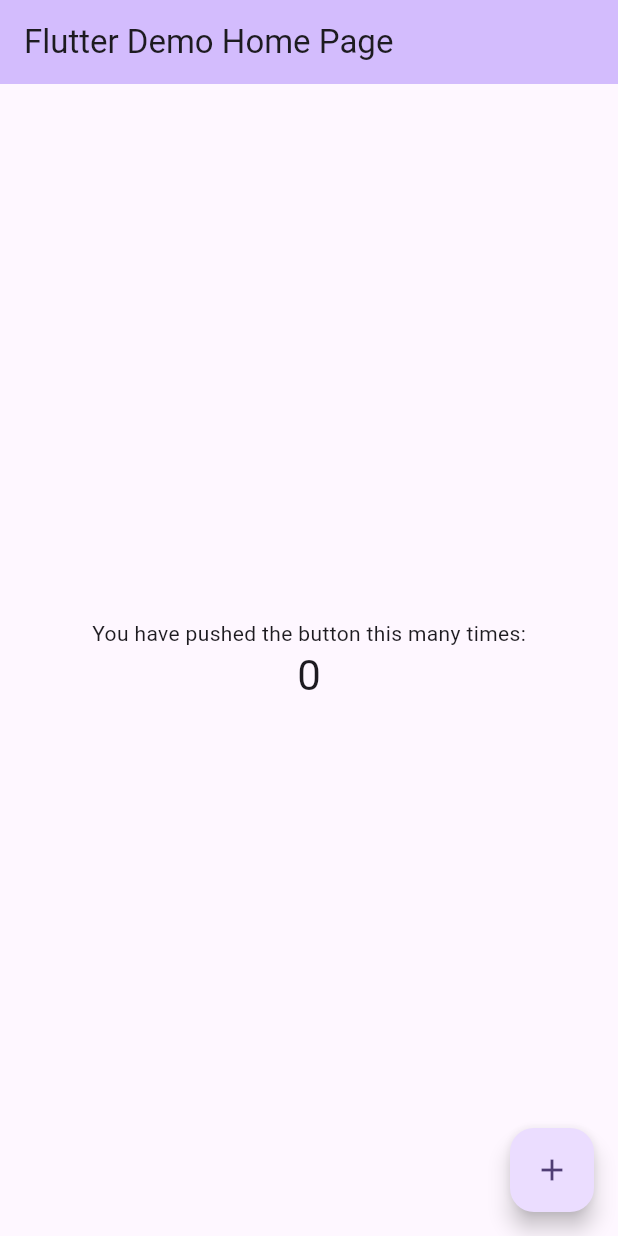
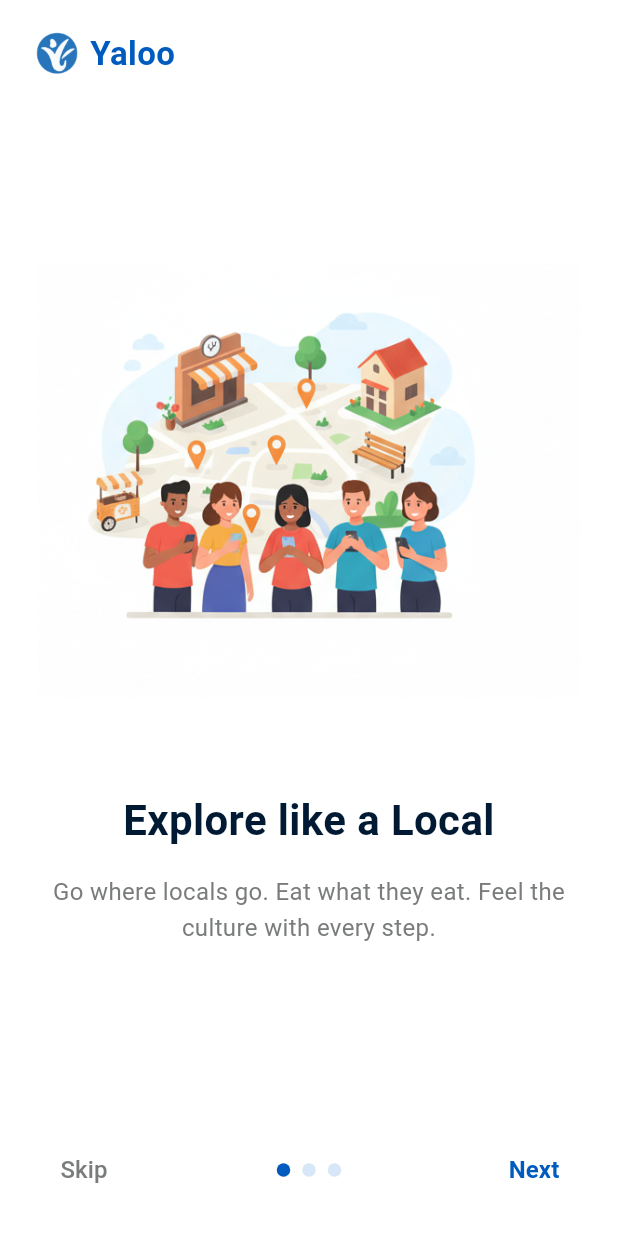
Before and after one commit to yaloolk/yaloo, a Flutter app: the screen it shows after launch, on a phone screen of 412 x 824 dp. Run offline on Flutter 3.47's test engine with Material 3 defaults, Android fonts, the phone set to English and light mode, and no system bars; Roboto replaces fonts that are missing (Poppins).

Commit message:
Onboadring 1 Developed

```diff
--- /dev/null
+++ b/lib/core/constants/colors.dart
@@ -0,0 +1,14 @@
+import 'package:flutter/material.dart';
+
+class AppColors {
+  static const Color primaryBlue = Color(0xFF005BBF);
+  static const Color secondaryBlue = Color(0xFF1A73E8);
+  static const Color thirdBlue = Color(0xFFD7E7F8);
+  static const Color primaryGray = Color(0xFF797C7B);
+  static const Color secondaryGray = Color(0xFFE5E9EC);
+  static const Color eggplant = Color(0xFFA0006D);
+  static const Color primaryRed = Color(0xFFFF0000);
+  static const Color primaryGreen = Color(0xFF035820);
+  static const Color secondaryGreen = Color(0xFFDCFCE7);
+
+}
--- /dev/null
+++ b/lib/features/onboarding/screens/onboarding1.dart
@@ -0,0 +1,197 @@
+import 'package:flutter/material.dart';
+import '../../../../core/constants/colors.dart';
+
+class Onboarding1Screen extends StatelessWidget {
+  const Onboarding1Screen({Key? key}) : super(key: key);
+
+  @override
+  Widget build(BuildContext context) {
+    return Scaffold(
+      backgroundColor: Colors.white,
+      body: SafeArea(
+        // Use padding for overall screen margins
+        child: Padding(
+          padding: const EdgeInsets.symmetric(horizontal: 24.0)
+              .copyWith(top: 20, bottom: 20),
+          child: Column(
+            children: [
+              // 1. Header: "Yaloo" Logo and Title
+              _buildHeader(),
+
+              const Spacer(flex: 2), // Flexible space
+
+              // 2. Illustration
+              _buildIllustration(context),
+
+              const Spacer(flex: 1), // Flexible space
+
+              // 3. Text Content: Headline and Sub-text
+              _buildTextContent(),
+
+              const Spacer(flex: 2), // Flexible space
+
+              // 4. Bottom Navigation: Skip, Dots, Next
+              _buildBottomNavigation(context),
+            ],
+          ),
+        ),
+      ),
+    );
+  }
+
+  // Helper widget for the top "Yaloo" header
+  Widget _buildHeader() {
+    return Row(
+      mainAxisAlignment: MainAxisAlignment.start,
+      children: [
+
+        Image.asset(
+          'assets/icons/Yaloo_logo.png', // <-- Yaloo logo
+          width: 28,
+          height: 28,
+          // color: AppColors.primaryBlue,
+          errorBuilder: (context, error, stackTrace) {
+            // This fallback icon will show if the logo isn't found
+            return Icon(
+              Icons.public_rounded,
+              color: AppColors.primaryBlue,
+              size: 28,
+            );
+          },
+        ),
+
+        SizedBox(width: 8),
+        Text(
+          'Yaloo',
+          style: TextStyle(
+            fontSize: 22,
+            fontWeight: FontWeight.bold,
+            color: AppColors.primaryBlue, // Using primary blue for the text
+          ),
+        ),
+      ],
+    );
+  }
+
+  // Helper widget for the main illustration
+  Widget _buildIllustration(BuildContext context) {
+    return SizedBox(
+      // Set height relative to screen size
+      height: MediaQuery.of(context).size.height * 0.35,
+      child: Image.asset(
+        // IMPORTANT: Add your image to this path in pubspec.yaml
+        'assets/illustrations/onboarding1_illustration.png',
+        fit: BoxFit.contain,
+
+        // This provides a helpful fallback if the image is missing
+        errorBuilder: (context, error, stackTrace) {
+          return Center(
+            child: Container(
+              padding: const EdgeInsets.all(16.0),
+              decoration: BoxDecoration(
+                color: AppColors.secondaryGray,
+                borderRadius: BorderRadius.circular(12),
+              ),
+              child: Center(
+                child: Text(
+                  'Image not found.\nMake sure to add:\nassets/illustrations/onboarding1_illustration.png',
+                  textAlign: TextAlign.center,
+                  style: TextStyle(color: AppColors.primaryGray),
+                ),
+              ),
+            ),
+          );
+        },
+      ),
+    );
+  }
+
+  // Helper widget for the text content
+  Widget _buildTextContent() {
+    return Column(
+      children: [
+        Text(
+          'Explore like a Local',
+          textAlign: TextAlign.center,
+          style: TextStyle(
+            fontSize: 28,
+            fontWeight: FontWeight.bold,
+            // Using a very dark blue for high contrast, as in the image
+            color: Color(0xFF001A33),
+          ),
+        ),
+        SizedBox(height: 16),
+        Text(
+          'Go where locals go. Eat what they eat. Feel the culture with every step.',
+          textAlign: TextAlign.center,
+          style: TextStyle(
+            fontSize: 16,
+            color: AppColors.primaryGray,
+            height: 1.5, // Improves readability of multi-line text
+          ),
+        ),
+      ],
+    );
+  }
+
+  // Helper widget for the bottom navigation bar
+  Widget _buildBottomNavigation(BuildContext context) {
+    return Row(
+      mainAxisAlignment: MainAxisAlignment.spaceBetween,
+      children: [
+        // "Skip" Button
+        TextButton(
+          onPressed: () {
+            // TODO: Implement skip logic (e.g., navigate to home or login)
+          },
+          child: Text(
+            'Skip',
+            style: TextStyle(
+              color: AppColors.primaryGray,
+              fontSize: 16,
+              fontWeight: FontWeight.w500,
+            ),
+          ),
+        ),
+
+        // Page Indicators
+        Row(
+          children: [
+            _buildDot(isActive: true),
+            SizedBox(width: 8),
+            _buildDot(isActive: false),
+            SizedBox(width: 8),
+            _buildDot(isActive: false),
+          ],
+        ),
+
+        // "Next" Button
+        TextButton(
+          onPressed: () {
+            // TODO: Implement next logic (e.g., navigate to onboarding2.dart)
+          },
+          child: Text(
+            'Next',
+            style: TextStyle(
+              color: AppColors.primaryBlue,
+              fontSize: 16,
+              fontWeight: FontWeight.bold,
+            ),
+          ),
+        ),
+      ],
+    );
+  }
+
+  // Helper widget to build a single dot
+  Widget _buildDot({required bool isActive}) {
+    return Container(
+      height: 9,
+      width: 9,
+      decoration: BoxDecoration(
+        color: isActive ? AppColors.primaryBlue : AppColors.thirdBlue,
+        borderRadius: BorderRadius.circular(5),
+      ),
+    );
+  }
+}
--- a/lib/main.dart
+++ b/lib/main.dart
@@ -1,122 +1,34 @@
 import 'package:flutter/material.dart';
+import 'core/constants/colors.dart';
+import 'routes/app_routes.dart';
 
 void main() {
-  runApp(const MyApp());
+  WidgetsFlutterBinding.ensureInitialized();
+  runApp(const YalooApp());
 }
 
-class MyApp extends StatelessWidget {
-  const MyApp({super.key});
+class YalooApp extends StatelessWidget {
+  const YalooApp({super.key});
 
-  // This widget is the root of your application.
   @override
   Widget build(BuildContext context) {
     return MaterialApp(
-      title: 'Flutter Demo',
+      debugShowCheckedModeBanner: false,
+      title: 'Yaloo - Explore Sri Lanka',
       theme: ThemeData(
-        // This is the theme of your application.
-        //
-        // TRY THIS: Try running your application with "flutter run". You'll see
-        // the application has a purple toolbar. Then, without quitting the app,
-        // try changing the seedColor in the colorScheme below to Colors.green
-        // and then invoke "hot reload" (save your changes or press the "hot
-        // reload" button in a Flutter-supported IDE, or press "r" if you used
-        // the command line to start the app).
-        //
-        // Notice that the counter didn't reset back to zero; the application
-        // state is not lost during the reload. To reset the state, use hot
-        // restart instead.
-        //
-        // This works for code too, not just values: Most code changes can be
-        // tested with just a hot reload.
-        colorScheme: ColorScheme.fromSeed(seedColor: Colors.deepPurple),
+        primaryColor: AppColors.primaryBlue,
+        scaffoldBackgroundColor: AppColors.thirdBlue,
+        colorScheme: ColorScheme.fromSeed(
+          seedColor: AppColors.primaryBlue,
+          primary: AppColors.primaryBlue,
+          secondary: AppColors.eggplant,
+        ),
+        textTheme: const TextTheme(
+          bodyMedium: TextStyle(fontFamily: 'Poppins'),
+        ),
       ),
-      home: const MyHomePage(title: 'Flutter Demo Home Page'),
+       initialRoute: '/onboarding1', // Start app from Onboarding 1
+       routes: AppRoutes.routes,
     );
   }
 }
-
-class MyHomePage extends StatefulWidget {
-  const MyHomePage({super.key, required this.title});
-
-  // This widget is the home page of your application. It is stateful, meaning
-  // that it has a State object (defined below) that contains fields that affect
-  // how it looks.
-
-  // This class is the configuration for the state. It holds the values (in this
-  // case the title) provided by the parent (in this case the App widget) and
-  // used by the build method of the State. Fields in a Widget subclass are
-  // always marked "final".
-
-  final String title;
-
-  @override
-  State<MyHomePage> createState() => _MyHomePageState();
-}
-
-class _MyHomePageState extends State<MyHomePage> {
-  int _counter = 0;
-
-  void _incrementCounter() {
-    setState(() {
-      // This call to setState tells the Flutter framework that something has
-      // changed in this State, which causes it to rerun the build method below
-      // so that the display can reflect the updated values. If we changed
-      // _counter without calling setState(), then the build method would not be
-      // called again, and so nothing would appear to happen.
-      _counter++;
-    });
-  }
-
-  @override
-  Widget build(BuildContext context) {
-    // This method is rerun every time setState is called, for instance as done
-    // by the _incrementCounter method above.
-    //
-    // The Flutter framework has been optimized to make rerunning build methods
-    // fast, so that you can just rebuild anything that needs updating rather
-    // than having to individually change instances of widgets.
-    return Scaffold(
-      appBar: AppBar(
-        // TRY THIS: Try changing the color here to a specific color (to
-        // Colors.amber, perhaps?) and trigger a hot reload to see the AppBar
-        // change color while the other colors stay the same.
-        backgroundColor: Theme.of(context).colorScheme.inversePrimary,
-        // Here we take the value from the MyHomePage object that was created by
-        // the App.build method, and use it to set our appbar title.
-        title: Text(widget.title),
-      ),
-      body: Center(
-        // Center is a layout widget. It takes a single child and positions it
-        // in the middle of the parent.
-        child: Column(
-          // Column is also a layout widget. It takes a list of children and
-          // arranges them vertically. By default, it sizes itself to fit its
-          // children horizontally, and tries to be as tall as its parent.
-          //
-          // Column has various properties to control how it sizes itself and
-          // how it positions its children. Here we use mainAxisAlignment to
-          // center the children vertically; the main axis here is the vertical
-          // axis because Columns are vertical (the cross axis would be
-          // horizontal).
-          //
-          // TRY THIS: Invoke "debug painting" (choose the "Toggle Debug Paint"
-          // action in the IDE, or press "p" in the console), to see the
-          // wireframe for each widget.
-          mainAxisAlignment: MainAxisAlignment.center,
-          children: <Widget>[
-            const Text('You have pushed the button this many times:'),
-            Text(
-              '$_counter',
-              style: Theme.of(context).textTheme.headlineMedium,
-            ),
-          ],
-        ),
-      ),
-      floatingActionButton: FloatingActionButton(
-        onPressed: _incrementCounter,
-        tooltip: 'Increment',
-        child: const Icon(Icons.add),
-      ), // This trailing comma makes auto-formatting nicer for build methods.
-    );
-  }
-}
--- /dev/null
+++ b/lib/routes/app_routes.dart
@@ -0,0 +1,14 @@
+import 'package:flutter/material.dart';
+import '../features/onboarding/screens/onboarding1.dart';
+// import '../features/onboarding/screens/onboarding2.dart';
+// import '../features/onboarding/screens/onboarding3.dart';
+// import '../features/onboarding/screens/user_selection_screen.dart';
+
+class AppRoutes {
+  static Map<String, WidgetBuilder> routes = {
+    '/onboarding1': (_) => const Onboarding1Screen(),
+    // '/onboarding2': (_) => const Onboarding2(),
+    // '/onboarding3': (_) => const Onboarding3(),
+    // '/userSelection': (_) => const UserSelectionScreen(),
+  };
+}
```
Also changed, not shown: pubspec.yaml (+7 -2 lines), assets/icons/Yaloo_logo.png (added), assets/icons/yaloo_logo-1.png (added), assets/illustrations/onboarding1_illustration.png (added), pubspec.lock, 3 other files.
